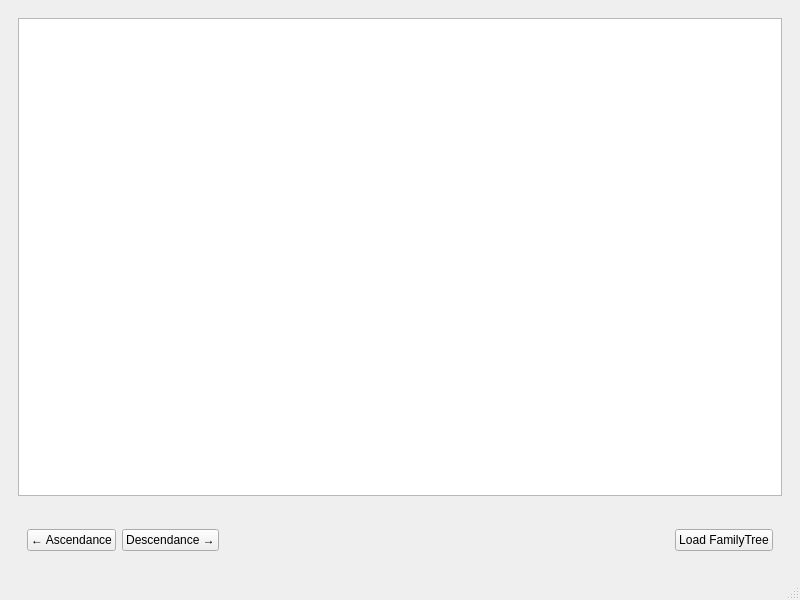
Before: the Qt Designer form UI/TreeViewer/treeviewer.ui in D-Berdeja-Suarez/FamilyTree, drawn with Qt 5.
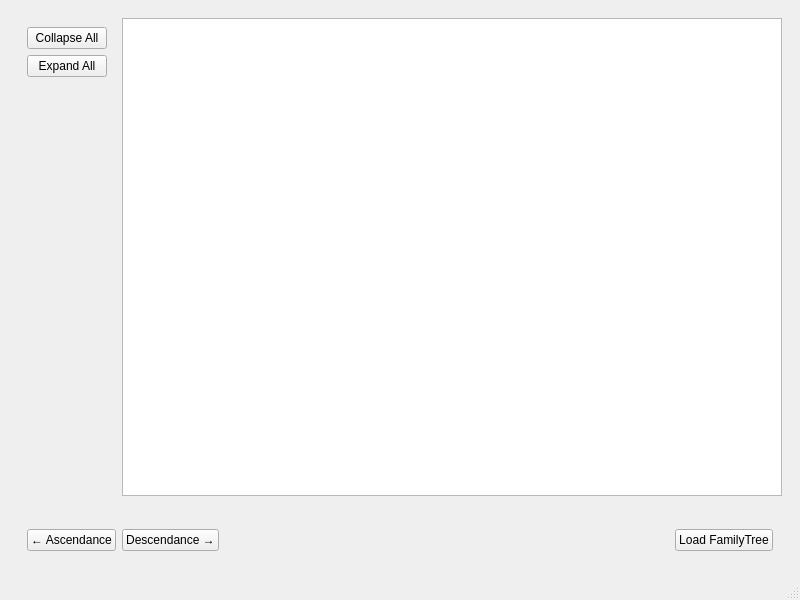
After: the same form once the commit is applied.

The edit to the form file:
```diff
--- a/UI/TreeViewer/treeviewer.ui
+++ b/UI/TreeViewer/treeviewer.ui
@@ -17,7 +17,40 @@
    <layout class="QVBoxLayout" name="verticalLayout">
     <item>
      <widget class="QWidget" name="widget" native="true">
-      <layout class="QVBoxLayout" name="verticalLayout_3">
+      <layout class="QHBoxLayout" name="horizontalLayout_3">
+       <item>
+        <widget class="QWidget" name="widget_5" native="true">
+         <layout class="QVBoxLayout" name="verticalLayout_3">
+          <item>
+           <widget class="QPushButton" name="pb_collapse_all">
+            <property name="text">
+             <string>Collapse All</string>
+            </property>
+           </widget>
+          </item>
+          <item>
+           <widget class="QPushButton" name="pb_expand_all">
+            <property name="text">
+             <string>Expand All</string>
+            </property>
+           </widget>
+          </item>
+          <item>
+           <spacer name="verticalSpacer">
+            <property name="orientation">
+             <enum>Qt::Orientation::Vertical</enum>
+            </property>
+            <property name="sizeHint" stdset="0">
+             <size>
+              <width>20</width>
+              <height>40</height>
+             </size>
+            </property>
+           </spacer>
+          </item>
+         </layout>
+        </widget>
+       </item>
        <item>
         <widget class="QTreeView" name="treeView"/>
        </item>
```
Left out of the diff: 4 changed lines with no effect on the pictures.
